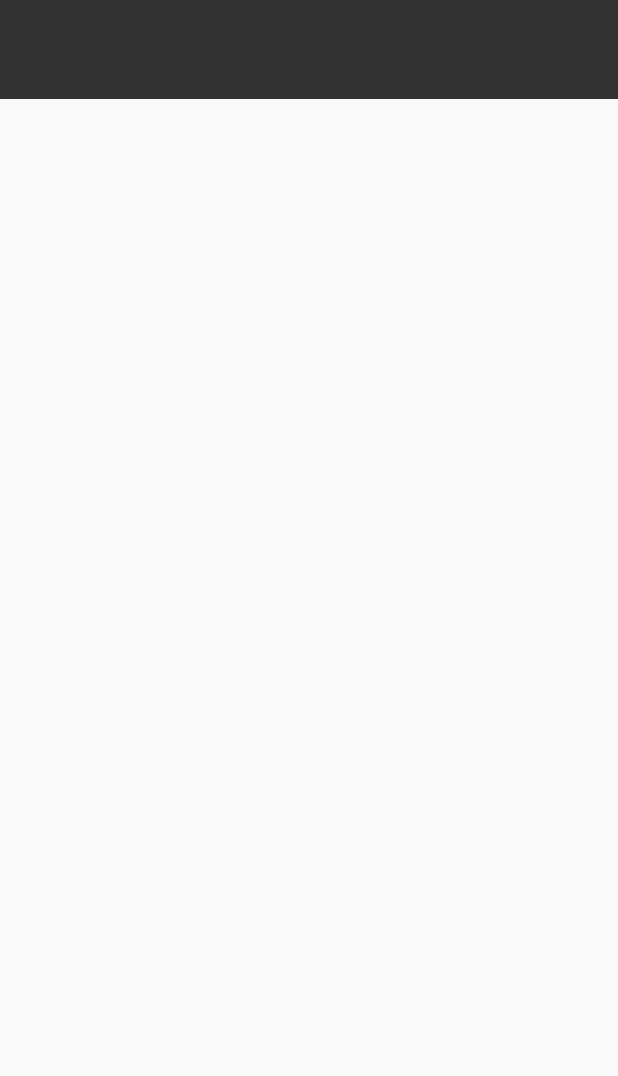
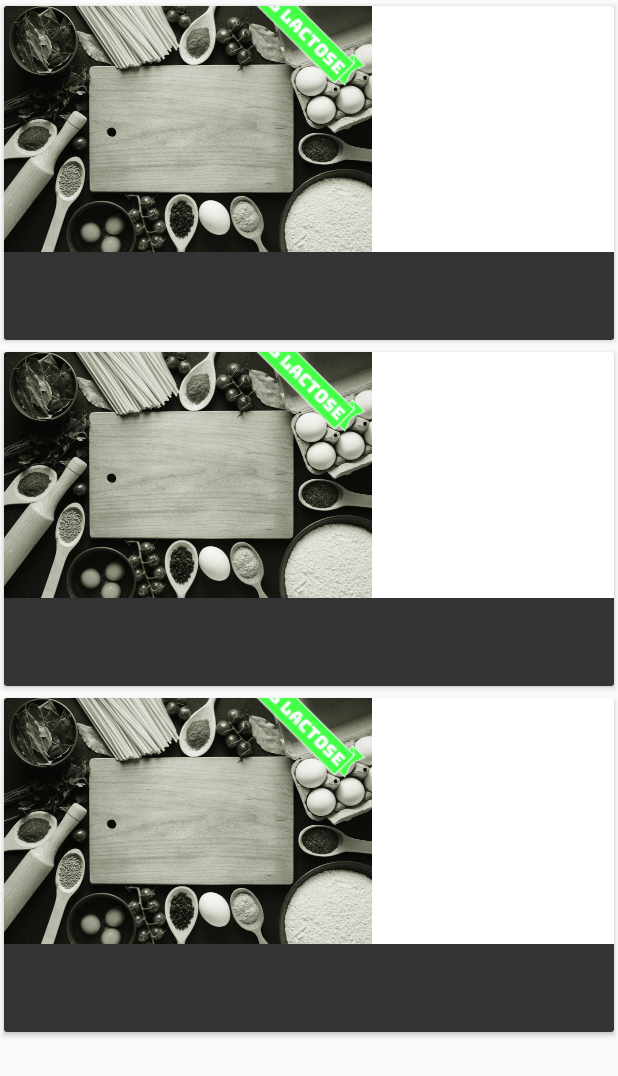
Before and after one commit to siayerestaba/myrecipespuppy, an Android app: the layout recycler_withprogressbar_andtext.xml on its own in the app's theme, with its tools: preview values and no code run, on a phone screen of 412 x 824 dp. Shown: the top 1076 px of the screen. Run offline under Robolectric (Android 15) with nearby library versions, the phone set to English and light mode, and no system bars.

Commit message:
Layouts for list and items

```diff
--- a/app/build.gradle
+++ b/app/build.gradle
@@ -58,6 +58,7 @@ dependencies {
 
     implementation "com.android.support:design:${support_android}"
     implementation "com.android.support:support-v4:${support_android}"
+    implementation "com.android.support:cardview-v7:${support_android}"
     implementation "com.android.support:appcompat-v7:${support_android}"
     implementation "com.android.support:recyclerview-v7:${support_android}"
     implementation "com.android.support.constraint:constraint-layout:1.1.3"
--- a/app/src/main/java/com/iliaberlana/myrecipepuppy/ui/commons/Extensions.kt
+++ b/app/src/main/java/com/iliaberlana/myrecipepuppy/ui/commons/Extensions.kt
@@ -9,25 +9,30 @@ import android.view.ViewGroup
 import android.widget.ImageView
 import android.widget.Toast
 import com.bumptech.glide.Glide
-import com.bumptech.glide.request.target.Target
 import com.iliaberlana.myrecipepuppy.R
 
 fun ViewGroup.inflate(@LayoutRes layoutRes: Int): View =
     LayoutInflater.from(context).inflate(layoutRes, this, false)
 
 fun Context.toast(context: Context = applicationContext, message: String, duration: Int = Toast.LENGTH_SHORT) {
-    Toast.makeText(context, message , duration).show()
+    Toast.makeText(context, message, duration).show()
+}
+
+fun String.cleanHexCaracters(): String {
+    return this.replace("\r", "").replace("\n", "").replace("\t", "")
 }
 
 fun ImageView.loadImage(path: String?) {
-    if (!path.isNullOrEmpty()) {
     Glide.with(context)
         .load(path)
         .centerCrop()
         .placeholder(R.mipmap.placeholder)
-            .override(Target.SIZE_ORIGINAL)
         .into(this)
 }
+
+fun ImageView.cleanImage() {
+    Glide.with(context).clear(this)
+    setImageResource(R.mipmap.placeholder)
 }
 
 fun String.logDebug(message: String) {
--- a/app/src/main/java/com/iliaberlana/myrecipepuppy/ui/model/Mapper.kt
+++ b/app/src/main/java/com/iliaberlana/myrecipepuppy/ui/model/Mapper.kt
@@ -1,9 +1,10 @@
 package com.iliaberlana.myrecipepuppy.ui.model
 
 import com.iliaberlana.myrecipepuppy.domain.entities.Recipe
+import com.iliaberlana.myrecipepuppy.ui.commons.cleanHexCaracters
 
 fun Recipe.toRecipeUI(): RecipeUI {
     val hasLactose = this.ingredients.contains("milk") || this.ingredients.contains("cheese")
 
-    return RecipeUI(this.name, this.ingredients, this.imageUrl, this.link, false, hasLactose) // TODO Mirar el mapper con lo del favorito
+    return RecipeUI(this.name.cleanHexCaracters(), this.ingredients, this.imageUrl, this.link, false, hasLactose) // TODO Mirar el mapper con lo del favorito
 }
--- a/app/src/main/java/com/iliaberlana/myrecipepuppy/ui/search/RecipeViewHolder.kt
+++ b/app/src/main/java/com/iliaberlana/myrecipepuppy/ui/search/RecipeViewHolder.kt
@@ -2,6 +2,8 @@ package com.iliaberlana.myrecipepuppy.ui.search
 
 import android.support.v7.widget.RecyclerView
 import android.view.View
+import com.iliaberlana.myrecipepuppy.ui.commons.cleanImage
+import com.iliaberlana.myrecipepuppy.ui.commons.loadImage
 import com.iliaberlana.myrecipepuppy.ui.model.RecipeUI
 import kotlinx.android.extensions.LayoutContainer
 import kotlinx.android.synthetic.main.recipe_item.view.*
@@ -11,7 +13,13 @@ class RecipeViewHolder(
 ) : RecyclerView.ViewHolder(containerView), LayoutContainer
 {
     fun bind(recipe: RecipeUI) {
-//        containerView.recipe_image.loadImage(recipe.image)
         containerView.recipe_name.text = recipe.name
+        containerView.recipe_ingredients.text = recipe.ingredients
+
+        if (recipe.imageUrl.isEmpty()) {
+            containerView.recipe_image.cleanImage()
+        } else {
+            containerView.recipe_image.loadImage(recipe.imageUrl)
+        }
     }
 }
--- a/app/src/main/java/com/iliaberlana/myrecipepuppy/ui/search/SearchRecipesActivity.kt
+++ b/app/src/main/java/com/iliaberlana/myrecipepuppy/ui/search/SearchRecipesActivity.kt
@@ -31,7 +31,7 @@ class SearchRecipesActivity : BaseListActivity(), SearchRecipeView {
     private fun initializeRecyclerView() {
         adapter = RecipeAdapter({ presenter.renderMoreRecipes() })
 
-        val layoutManager = StaggeredGridLayoutManager(3, StaggeredGridLayoutManager.VERTICAL)
+        val layoutManager = StaggeredGridLayoutManager(2, StaggeredGridLayoutManager.VERTICAL)
         layoutManager.gapStrategy = StaggeredGridLayoutManager.GAP_HANDLING_MOVE_ITEMS_BETWEEN_SPANS
 
         recipes_recyclerview.adapter = adapter
--- a/app/src/main/res/layout/recipe_item.xml
+++ b/app/src/main/res/layout/recipe_item.xml
@@ -1,12 +1,50 @@
 <?xml version="1.0" encoding="utf-8"?>
-<RelativeLayout xmlns:android="http://schemas.android.com/apk/res/android"
+<android.support.v7.widget.CardView xmlns:android="http://schemas.android.com/apk/res/android"
+                                    xmlns:app="http://schemas.android.com/apk/res-auto"
                                     android:layout_width="match_parent"
                                     android:layout_height="wrap_content"
-                android:background="@color/transparentblack">
+                                    app:cardUseCompatPadding="true"
+                                    app:cardCornerRadius="@dimen/cardview_default_radius">
 
+    <RelativeLayout
+            android:layout_width="match_parent"
+            android:layout_height="match_parent"
+            android:orientation="vertical">
+
+        <ImageView
+                android:id="@+id/recipe_image"
+                android:layout_width="wrap_content"
+                android:layout_height="wrap_content"
+                android:src="@mipmap/placeholder"
+                android:scaleType="centerCrop"/>
+
+        <LinearLayout
+                android:layout_width="match_parent"
+                android:layout_height="wrap_content"
+                android:background="@color/transparentblack"
+                android:orientation="vertical"
+                android:padding="@dimen/margin_10dp"
+                android:layout_below="@id/recipe_image">
             <TextView
                     android:id="@+id/recipe_name"
                     android:layout_width="match_parent"
                     android:layout_height="wrap_content"
                     style="@style/recipe_name"/>
+
+            <TextView
+                    android:id="@+id/recipe_ingredients"
+                    android:layout_width="match_parent"
+                    android:layout_height="wrap_content"
+                    style="@style/recipe_ingredients"/>
+        </LinearLayout>
+
+        <ImageView
+                android:id="@+id/recipe_haslactose"
+                android:layout_width="wrap_content"
+                android:layout_height="wrap_content"
+                android:src="@mipmap/haslactose_green"
+                android:rotation="45"
+                android:elevation="@dimen/margin_5dp"
+                android:layout_alignEnd="@id/recipe_image"/>
     </RelativeLayout>
+</android.support.v7.widget.CardView>
--- a/app/src/main/res/layout/recycler_withprogressbar_andtext.xml
+++ b/app/src/main/res/layout/recycler_withprogressbar_andtext.xml
@@ -1,8 +1,7 @@
 <?xml version="1.0" encoding="utf-8"?>
-<android.support.constraint.ConstraintLayout
+<RelativeLayout
         xmlns:android="http://schemas.android.com/apk/res/android"
         xmlns:tools="http://schemas.android.com/tools"
-        xmlns:app="http://schemas.android.com/apk/res-auto"
         android:layout_width="match_parent"
         android:layout_height="match_parent">
 
@@ -19,10 +18,7 @@
             android:layout_width="wrap_content"
             android:layout_height="wrap_content"
             android:visibility="gone"
-            app:layout_constraintBottom_toBottomOf="parent"
-            app:layout_constraintLeft_toLeftOf="parent"
-            app:layout_constraintRight_toRightOf="parent"
-            app:layout_constraintTop_toTopOf="parent"/>
+            android:layout_centerInParent="true"/>
 
     <TextView
             style="@style/errorMessage"
@@ -31,9 +27,6 @@
             android:layout_height="wrap_content"
             android:text="@string/emptyList"
             android:visibility="gone"
-            app:layout_constraintBottom_toBottomOf="parent"
-            app:layout_constraintLeft_toLeftOf="parent"
-            app:layout_constraintRight_toRightOf="parent"
-            app:layout_constraintTop_toTopOf="parent"/>
+            android:layout_centerInParent="true"/>
 
-</android.support.constraint.ConstraintLayout>
+</RelativeLayout>
--- a/app/src/main/res/values/styles.xml
+++ b/app/src/main/res/values/styles.xml
@@ -21,6 +21,13 @@
         <item name="android:textAlignment">center</item>
     </style>
 
+    <style name="recipe_ingredients">
+        <item name="android:textSize">@dimen/text_12sp</item>
+        <item name="android:textColor">@color/white</item>
+        <item name="android:textStyle">normal</item>
+        <item name="android:textAlignment">textStart</item>
+    </style>
+
     <style name="errorMessage">
         <item name="android:textSize">@dimen/text_30sp</item>
         <item name="android:textColor">@color/colorPrimaryDark</item>
```
Also changed, not shown: app/src/main/res/mipmap-xxxhdpi/haslactose_green.png (added). Lines whose indentation alone changed are shown as unchanged.
